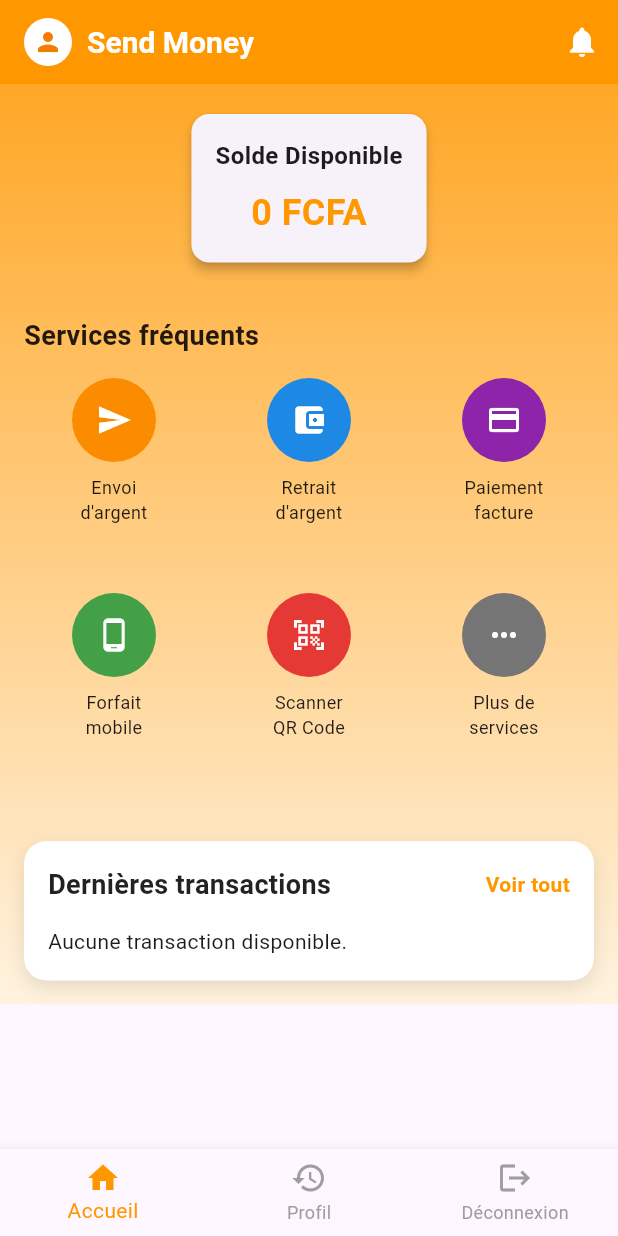
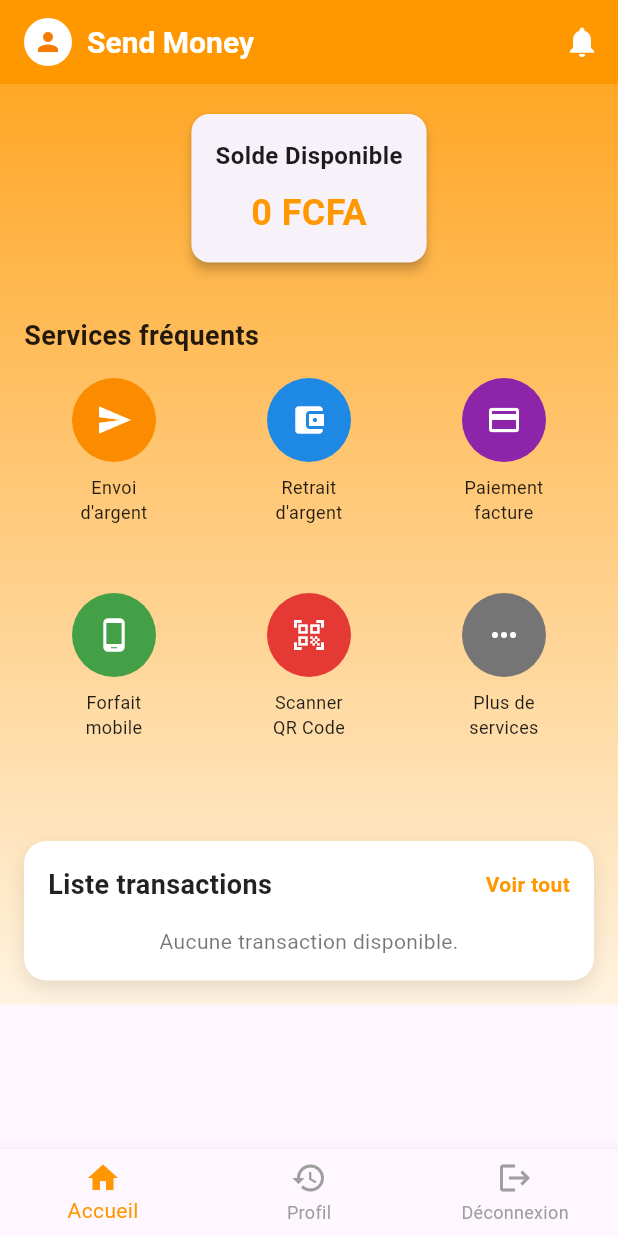
Before and after one commit to smt197/flutter_cli_wave, a Flutter app: the screen it shows once a user with an empty profile is signed in, on a phone screen of 412 x 824 dp. Run offline on Flutter 3.47's test engine with Material 3 defaults, Android fonts, the phone set to English and light mode, and no system bars; our stand-ins replace cloud_firestore, firebase_auth, firebase_core, get, google_sign_in; accounts and stored records are empty.

Commit message:
lister V1

```diff
--- /dev/null
+++ b/lib/app/data/models/transaction.dart
@@ -0,0 +1,36 @@
+import 'dart:io';
+
+import 'package:cloud_firestore/cloud_firestore.dart';
+
+DateTime parseTime(dynamic date) {
+  return Platform.isAndroid ? (date as Timestamp).toDate() : (date as DateTime);
+}
+
+
+class Transaction {
+  final String sender;
+  final String receiver;
+  final double amount;
+  final DateTime timestamp;
+
+  Transaction({
+    required this.sender,
+    required this.receiver,
+    required this.amount,
+    required this.timestamp,
+  });
+
+  // Méthode pour convertir une Map en Transaction
+  factory Transaction.fromMap(Map<String, dynamic> map) {
+    return Transaction(
+      sender: map['sender'] ?? '',
+      receiver: map['receiver'] ?? '',
+      amount: (map['amount'] as num).toDouble(),
+      timestamp: parseTime(map['timestamp']), // Utilisation de parseTime pour gérer la conversion
+    );
+  }
+}
+
+class JsonSerializable {
+  const JsonSerializable();
+}
--- a/lib/app/modules/home/views/home_view.dart
+++ b/lib/app/modules/home/views/home_view.dart
@@ -1,10 +1,10 @@
 import 'package:flutter/material.dart';
 import 'package:get/get.dart';
-
 import '../controllers/home_controller.dart';
+import 'package:intl/intl.dart';
 
 class HomeView extends GetView<HomeController> {
-   HomeView({Key? key}) : super(key: key); // Remove 'const'
+  HomeView({Key? key}) : super(key: key);
 
   @override
   Widget build(BuildContext context) {
@@ -17,8 +17,7 @@ class HomeView extends GetView<HomeController> {
             CircleAvatar(
               backgroundColor: Colors.white,
               radius: 16,
-              child:
-                  Icon(Icons.person, color: Colors.orange.shade700, size: 20),
+              child: Icon(Icons.person, color: Colors.orange.shade700, size: 20),
             ),
             const SizedBox(width: 10),
             const Text(
@@ -52,22 +51,22 @@ class HomeView extends GetView<HomeController> {
         child: SingleChildScrollView(
           child: Column(
             children: [
-               Padding(
-                padding: EdgeInsets.all(16.0),
+              Padding(
+                padding: const EdgeInsets.all(16.0),
                 child: Card(
                   elevation: 3,
                   child: Padding(
-                    padding: EdgeInsets.all(16.0),
+                    padding: const EdgeInsets.all(16.0),
                     child: Column(
                       children: [
-                        Text(
+                        const Text(
                           'Solde Disponible',
                           style: TextStyle(
                             fontSize: 16,
                             fontWeight: FontWeight.bold,
                           ),
                         ),
-                        SizedBox(height: 10),
+                        const SizedBox(height: 10),
                         Obx(() => Text(
                               '${controller.balance.value.toStringAsFixed(0)} FCFA',
                               style: const TextStyle(
@@ -108,8 +107,7 @@ class HomeView extends GetView<HomeController> {
                           label: 'Envoi\nd\'argent',
                           color: Colors.orange.shade600,
                           onPressed: () {
-                            Get.toNamed(
-                                '/transaction'); // Navigation vers SendMoneyView
+                            Get.toNamed('/transaction'); // Navigation vers la vue Transaction
                           },
                         ),
                         _buildServiceButton(
@@ -156,33 +154,88 @@ class HomeView extends GetView<HomeController> {
                       ),
                     ],
                   ),
-                  child: const Padding(
-                    padding: EdgeInsets.all(16.0),
+                  child: Padding(
+                    padding: const EdgeInsets.all(16.0),
                     child: Column(
                       crossAxisAlignment: CrossAxisAlignment.start,
                       children: [
                         Row(
                           mainAxisAlignment: MainAxisAlignment.spaceBetween,
                           children: [
-                            Text(
-                              'Dernières transactions',
+                            const Text(
+                              'Liste transactions',
                               style: TextStyle(
                                 fontSize: 18,
                                 fontWeight: FontWeight.bold,
                                 color: Colors.black87,
                               ),
                             ),
-                            Text(
-                              'Voir tout',
-                              style: TextStyle(
-                                color: Colors.orange,
-                                fontWeight: FontWeight.bold,
+                            GestureDetector(
+                              onTap: () {
+                                // Ajoutez une action pour "Voir tout"
+                              },
+                              child: const Text(
+                                'Voir tout',
+                                style: TextStyle(
+                                  color: Colors.orange,
+                                  fontWeight: FontWeight.bold,
+                                ),
                               ),
                             ),
                           ],
                         ),
-                        SizedBox(height: 15),
-                        Text('Aucune transaction disponible.'),
+                        const SizedBox(height: 15),
+                        Obx(() {
+                          if (controller.transactions.isEmpty) {
+                            return const Center(
+                              child: Text(
+                                'Aucune transaction disponible.',
+                                style: TextStyle(
+                                  color: Colors.black54,
+                                ),
+                              ),
+                            );
+                          }
+                          return ListView.builder(
+                            shrinkWrap: true,
+                            physics: const NeverScrollableScrollPhysics(),
+                            itemCount: controller.transactions.length,
+                            itemBuilder: (context, index) {
+                              var transaction = controller.transactions[index];
+
+                              // Utilisez DateFormat pour formater le timestamp
+                              String formattedDate = DateFormat('dd MMM yyyy, HH:mm').format(transaction.timestamp);
+
+                              return ListTile(
+                                leading: Icon(
+                                  transaction.sender ==
+                                          controller.transactions[index].sender
+                                      ? Icons.arrow_upward
+                                      : Icons.arrow_downward,
+                                  color: transaction.sender ==
+                                          controller.transactions[index].sender
+                                      ? Colors.red
+                                      : Colors.green,
+                                ),
+                                title: Text(
+                                  transaction.receiver ==
+                                          controller.transactions[index].receiver
+                                      ? 'Envoyé à ${transaction.receiver}'
+                                      : 'Reçu de ${transaction.sender}',
+                                ),
+                                subtitle: Text(
+                                  formattedDate, // Affichez la date formatée ici
+                                ),
+                                trailing: Text(
+                                  '${transaction.amount.toStringAsFixed(0)} FCFA',
+                                  style: const TextStyle(
+                                    fontWeight: FontWeight.bold,
+                                  ),
+                                ),
+                              );
+                            },
+                          );
+                        }),
                       ],
                     ),
                   ),
@@ -195,9 +248,9 @@ class HomeView extends GetView<HomeController> {
       bottomNavigationBar: BottomNavigationBar(
         selectedItemColor: Colors.orange,
         unselectedItemColor: Colors.grey,
-        currentIndex: 0, // Fixed index for demo
+        currentIndex: 0,
         onTap: (index) {
-          // No navigation for this static view
+          // Ajouter une logique de navigation si nécessaire
         },
         items: const [
           BottomNavigationBarItem(
--- a/pubspec.yaml
+++ b/pubspec.yaml
@@ -21,6 +21,7 @@ dependencies:
   firebase_auth: ^5.3.3
   google_sign_in: ^6.2.2
   cloud_firestore: ^5.5.0
+  intl: ^0.18.1
 
 dev_dependencies:
   flutter_test:
```
Also changed, not shown: lib/app/data/services/transationService.dart (+41 -2 lines), lib/app/modules/home/controllers/home_controller.dart (+19 -1 lines), pubspec.lock.
